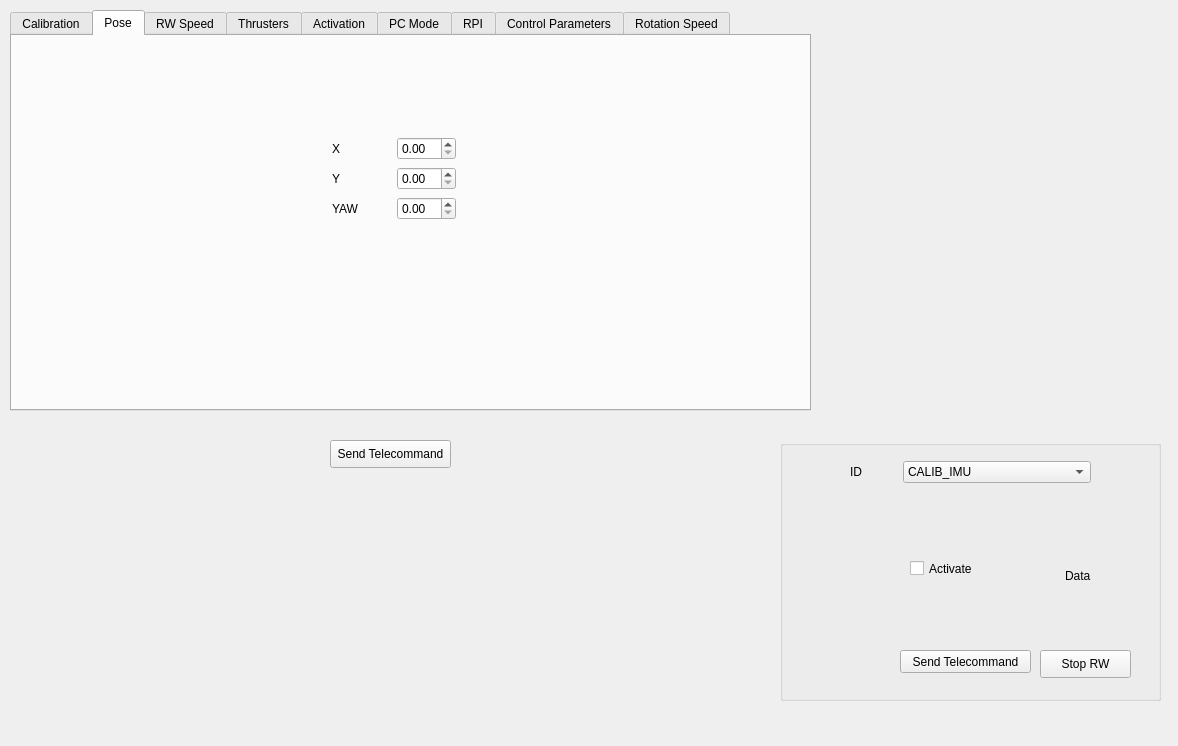
Before: the Qt Designer form ARVID_GS/tcwindow.ui in Eruvae/floatsat5, drawn with Qt 5.
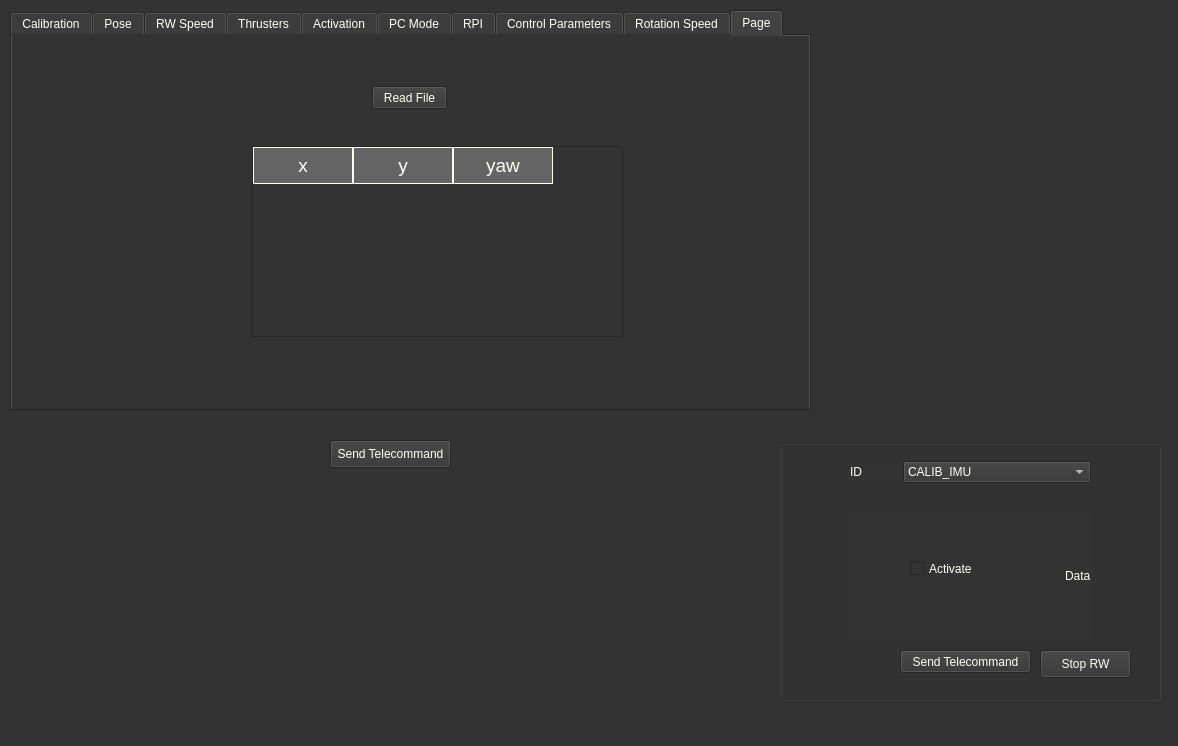
After: the same form once the commit is applied. The open tabs and pages were chosen to show the change. Icons and pictures are not drawn.

Commit message: Added PoseList command; Mission controller code

The edit to the form file:
```diff
--- a/ARVID_GS/tcwindow.ui
+++ b/ARVID_GS/tcwindow.ui
@@ -17,6 +17,29 @@
    <iconset resource="arvid_res.qrc">
     <normaloff>:/Project Images/Img/Telecommang.png</normaloff>:/Project Images/Img/Telecommang.png</iconset>
   </property>
+  <property name="styleSheet">
+   <string notr="true">QWidget {
+    background-color: #333333;
+    color: #fffff8;
+}
+
+QHeaderView::section {
+    background-color: #646464;
+    padding: 4px;
+    border: 1px solid #fffff8;
+    font-size: 14pt;
+}
+
+QTableWidget {
+    gridline-color: #fffff8;
+    font-size: 12pt;
+}
+
+QTableWidget QTableCornerButton::section {
+    background-color: #646464;
+    border: 1px solid #fffff8;
+}</string>
+  </property>
   <widget class="QGroupBox" name="groupBox">
    <property name="geometry">
     <rect>
@@ -755,7 +778,7 @@
     <attribute name="title">
      <string>Pose</string>
     </attribute>
-    <widget class="QWidget" name="">
+    <widget class="QWidget" name="layoutWidget">
      <property name="geometry">
       <rect>
        <x>320</x>
@@ -775,7 +798,14 @@
          </widget>
         </item>
         <item>
-         <widget class="QDoubleSpinBox" name="PoseX"/>
+         <widget class="QDoubleSpinBox" name="PoseX">
+          <property name="minimum">
+           <double>-100.000000000000000</double>
+          </property>
+          <property name="maximum">
+           <double>100.000000000000000</double>
+          </property>
+         </widget>
         </item>
        </layout>
       </item>
@@ -789,7 +819,14 @@
          </widget>
         </item>
         <item>
-         <widget class="QDoubleSpinBox" name="PoseY"/>
+         <widget class="QDoubleSpinBox" name="PoseY">
+          <property name="minimum">
+           <double>-100.000000000000000</double>
+          </property>
+          <property name="maximum">
+           <double>100.000000000000000</double>
+          </property>
+         </widget>
         </item>
        </layout>
       </item>
@@ -803,7 +840,14 @@
          </widget>
         </item>
         <item>
-         <widget class="QDoubleSpinBox" name="PoseYaw"/>
+         <widget class="QDoubleSpinBox" name="PoseYaw">
+          <property name="minimum">
+           <double>-100.000000000000000</double>
+          </property>
+          <property name="maximum">
+           <double>100.000000000000000</double>
+          </property>
+         </widget>
         </item>
        </layout>
       </item>
@@ -1190,6 +1234,52 @@
      </layout>
     </widget>
    </widget>
+   <widget class="QWidget" name="tab_10">
+    <attribute name="title">
+     <string>Page</string>
+    </attribute>
+    <widget class="QPushButton" name="readPoseFileButton">
+     <property name="geometry">
+      <rect>
+       <x>360</x>
+       <y>50</y>
+       <width>75</width>
+       <height>23</height>
+      </rect>
+     </property>
+     <property name="text">
+      <string>Read File</string>
+     </property>
+    </widget>
+    <widget class="QTableWidget" name="posesToSendTable">
+     <property name="geometry">
+      <rect>
+       <x>240</x>
+       <y>110</y>
+       <width>371</width>
+       <height>191</height>
+      </rect>
+     </property>
+     <property name="editTriggers">
+      <set>QAbstractItemView::NoEditTriggers</set>
+     </property>
+     <column>
+      <property name="text">
+       <string>x</string>
+      </property>
+     </column>
+     <column>
+      <property name="text">
+       <string>y</string>
+      </property>
+     </column>
+     <column>
+      <property name="text">
+       <string>yaw</string>
+      </property>
+     </column>
+    </widget>
+   </widget>
   </widget>
   <widget class="QPushButton" name="pushButton_4">
    <property name="geometry">
```
Left out of the diff: 8 changed lines with no effect on the pictures. The commit also changes 13 other files.
